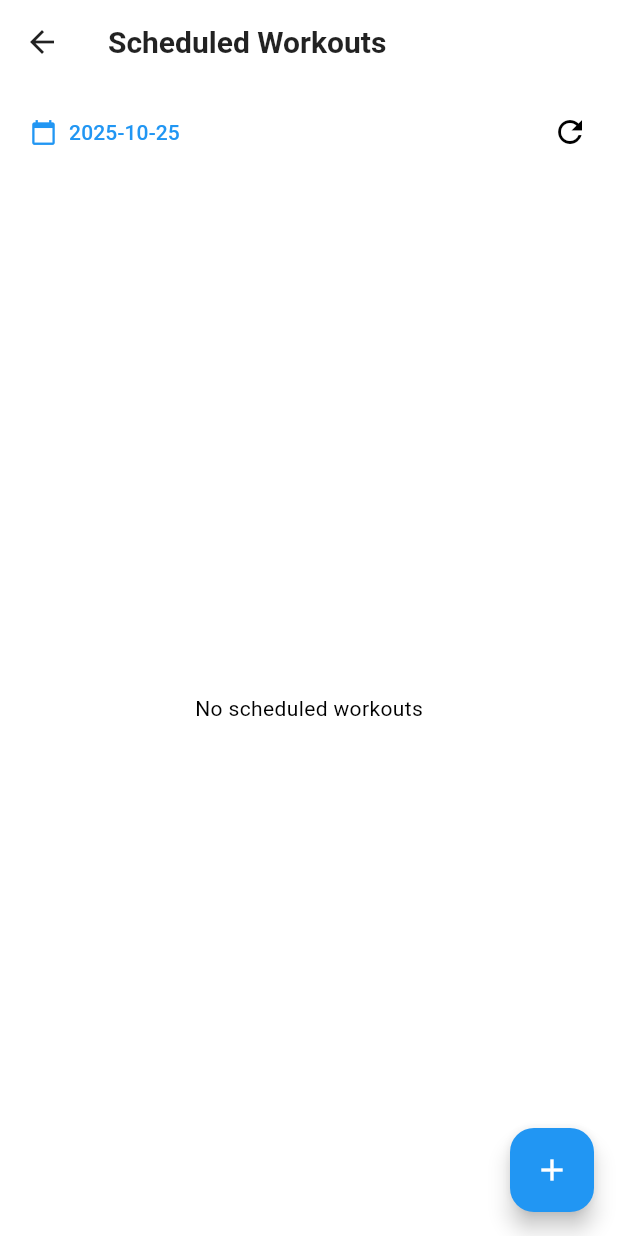
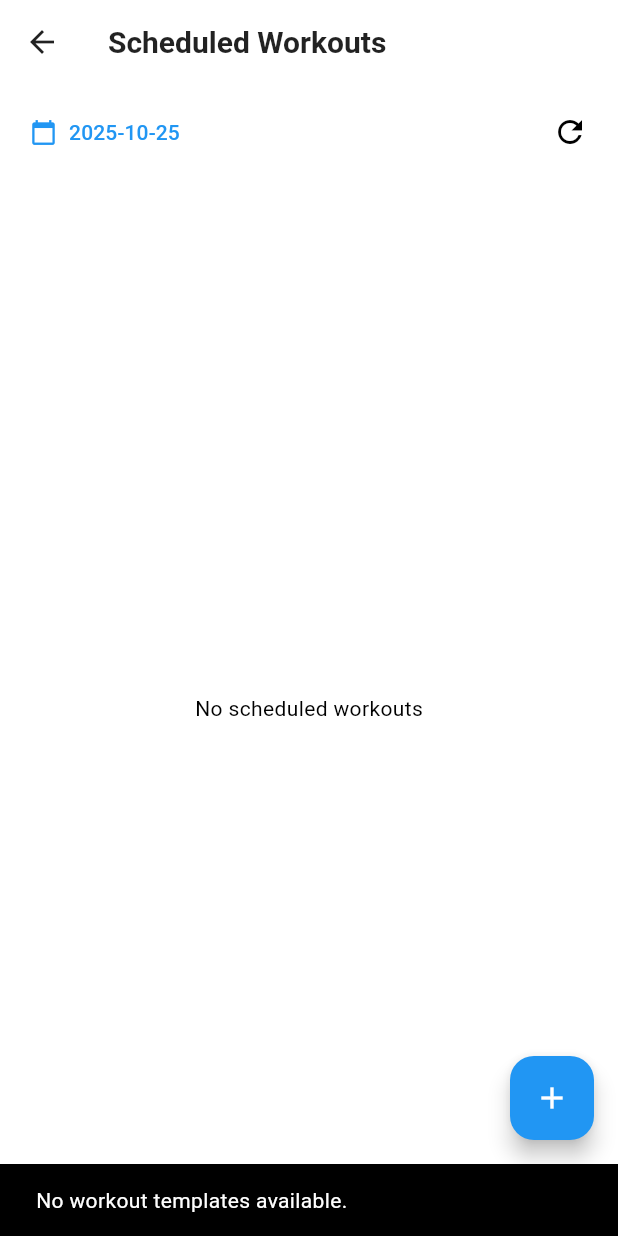
Before and after one commit to rYeti/FitTracker, a Flutter app: the ScheduledWorkoutsView screen opened directly, after a tap on the "add" icon, on a phone screen of 412 x 824 dp. Run offline on Flutter 3.47's test engine with Material 3 defaults, Android fonts, the phone set to English and light mode, and no system bars; our stand-ins replace dio, drift, fl_chart, flutter_speed_dial, get_it, logger and 1 more; missing offline and left inert: mobile_scanner; accounts and stored records are empty; generated files the repository leaves out were written again.

Commit message:
feat: Integrate WorkoutProvider for managing workout templates and enhance scheduling functionality

```diff
--- /dev/null
+++ b/lib/feature/gym_tracking/presentation/providers/workout_provider.dart
@@ -0,0 +1,24 @@
+import 'package:flutter/foundation.dart';
+import 'package:fittnes_tracker/core/app_database.dart';
+import 'package:fittnes_tracker/core/di/service_locator.dart';
+
+class WorkoutProvider extends ChangeNotifier {
+  final WorkoutDao _dao = sl<AppDatabase>().workoutDao;
+
+  List<WorkoutTableData> _templates = [];
+  List<WorkoutTableData> get templates => _templates;
+
+  bool _loading = false;
+  bool get loading => _loading;
+
+  Future<void> loadTemplates() async {
+    _loading = true;
+    notifyListeners();
+    try {
+      _templates = await _dao.getWorkoutTemplates();
+    } finally {
+      _loading = false;
+      notifyListeners();
+    }
+  }
+}
--- a/lib/feature/gym_tracking/presentation/view/scheduled_workouts_view.dart
+++ b/lib/feature/gym_tracking/presentation/view/scheduled_workouts_view.dart
@@ -1,3 +1,5 @@
+import 'package:fittnes_tracker/core/app_database.dart';
+import 'package:fittnes_tracker/feature/gym_tracking/presentation/providers/workout_provider.dart';
 import 'package:flutter/material.dart';
 import 'package:provider/provider.dart';
 import '../providers/scheduled_workout_provider.dart';
@@ -85,12 +87,48 @@ class _ScheduledWorkoutsViewState extends State<ScheduledWorkoutsView> {
           floatingActionButton: FloatingActionButton(
             child: const Icon(Icons.add),
             onPressed: () async {
-              // For now schedule a simple placeholder workout with id=1
-              await provider.scheduleWorkout(
-                workoutId: 1,
-                scheduledDate: selectedDate,
-                notes: 'Added from UI',
+              final workoutProvider = context.read<WorkoutProvider>();
+              // Ensure templates are loaded
+              if (workoutProvider.templates.isEmpty) {
+                await workoutProvider.loadTemplates();
+              }
+
+              if (workoutProvider.templates.isEmpty) {
+                // Show friendly message if no templates
+                ScaffoldMessenger.of(context).showSnackBar(
+                  const SnackBar(
+                    content: Text('No workout templates available.'),
+                  ),
+                );
+                return;
+              }
+
+              final selected = await showModalBottomSheet<WorkoutTableData>(
+                context: context,
+                builder: (ctx) {
+                  final list = workoutProvider.templates;
+                  return ListView.separated(
+                    itemCount: list.length,
+                    separatorBuilder: (_, __) => const Divider(),
+                    itemBuilder: (ctx, idx) {
+                      final t = list[idx];
+                      return ListTile(
+                        title: Text(t.name),
+                        subtitle: Text(t.description ?? ''),
+                        onTap: () => Navigator.of(ctx).pop(t),
+                      );
+                    },
+                  );
+                },
               );
+
+              if (selected != null) {
+                await provider.scheduleWorkout(
+                  workoutId: selected.id,
+                  scheduledDate: selectedDate,
+                  notes: 'Scheduled from template: ${selected.name}',
+                );
+              }
             },
           ),
         );
```
Also changed, not shown: lib/feature/gym_tracking/presentation/view/gym_tracking_screen.dart (+8 -2 lines), 1 other file.
